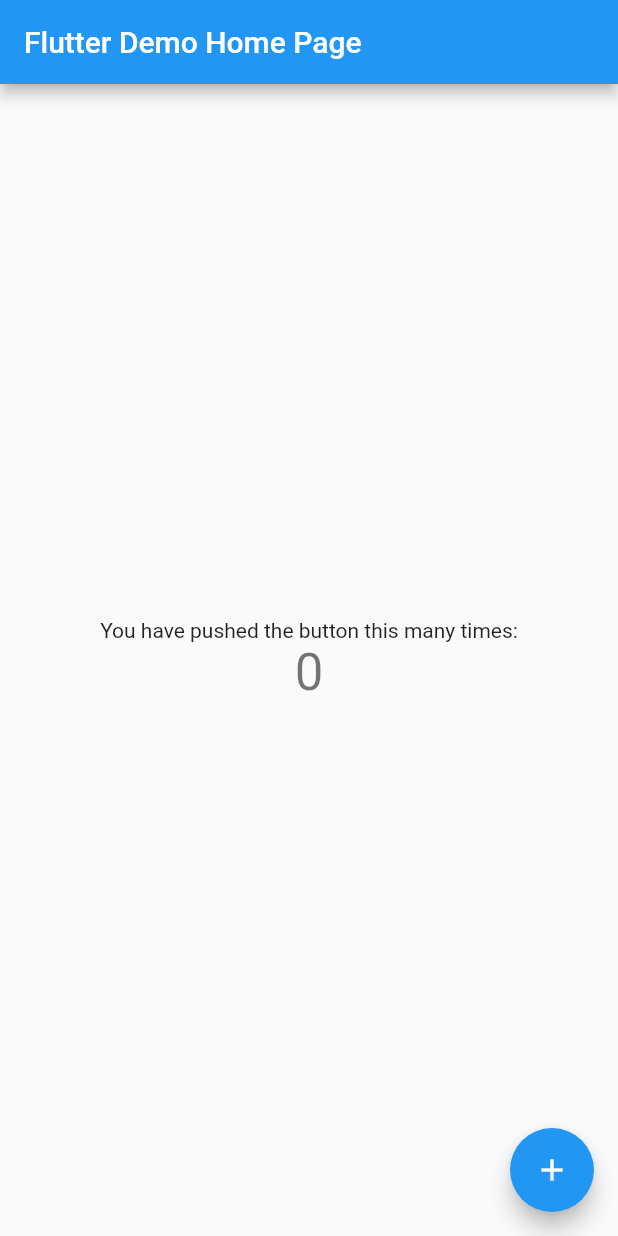
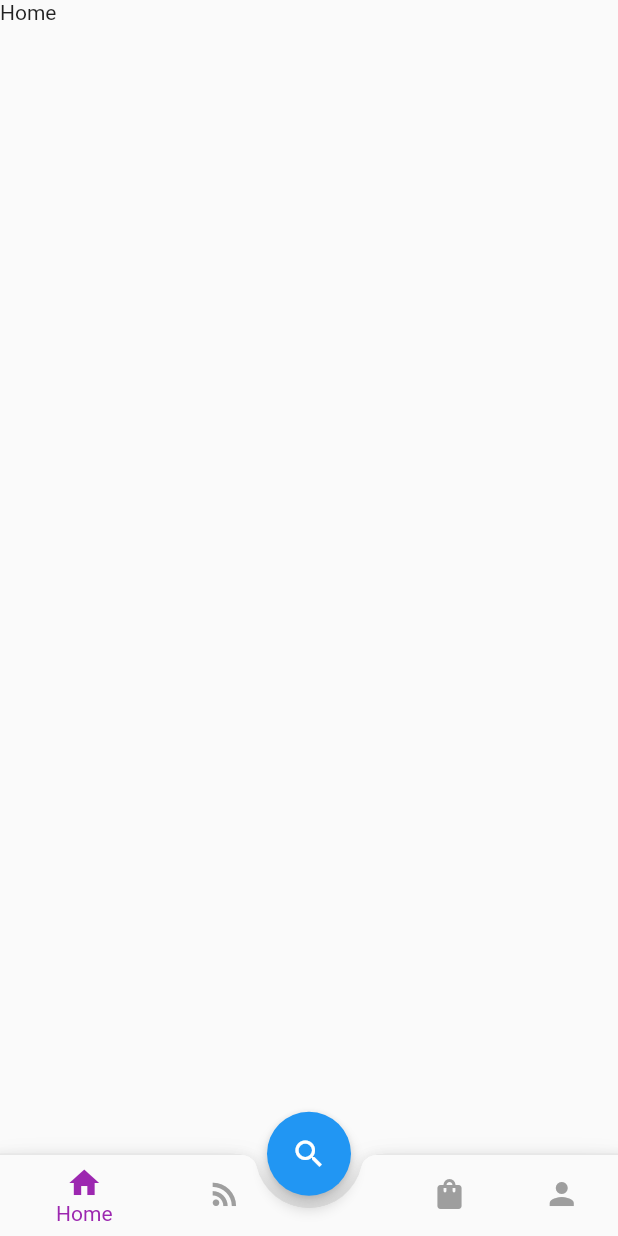
Before and after one commit to PatrickChow0803/e-commerce, a Flutter app: the screen it shows after launch, on a phone screen of 412 x 824 dp. Run offline on Flutter 3.47's test engine with Material 2 defaults, Android fonts, the phone set to English and light mode, and no system bars.

Commit message:
added functional bottom nav bar

```diff
--- a/lib/main.dart
+++ b/lib/main.dart
@@ -1,113 +1,14 @@
+import 'package:commerce/screens/bottom_bar.dart';
 import 'package:flutter/material.dart';
 
-void main() {
-  runApp(MyApp());
-}
+void main() => runApp(MyApp());
 
 class MyApp extends StatelessWidget {
-  // This widget is the root of your application.
   @override
   Widget build(BuildContext context) {
     return MaterialApp(
-      title: 'Flutter Demo',
-      theme: ThemeData(
-        // This is the theme of your application.
-        //
-        // Try running your application with "flutter run". You'll see the
-        // application has a blue toolbar. Then, without quitting the app, try
-        // changing the primarySwatch below to Colors.green and then invoke
-        // "hot reload" (press "r" in the console where you ran "flutter run",
-        // or simply save your changes to "hot reload" in a Flutter IDE).
-        // Notice that the counter didn't reset back to zero; the application
-        // is not restarted.
-        primarySwatch: Colors.blue,
-      ),
-      home: MyHomePage(title: 'Flutter Demo Home Page'),
+      title: 'Material App',
+      home: BottomBarScreen(),
     );
   }
 }
-
-class MyHomePage extends StatefulWidget {
-  MyHomePage({Key key, this.title}) : super(key: key);
-
-  // This widget is the home page of your application. It is stateful, meaning
-  // that it has a State object (defined below) that contains fields that affect
-  // how it looks.
-
-  // This class is the configuration for the state. It holds the values (in this
-  // case the title) provided by the parent (in this case the App widget) and
-  // used by the build method of the State. Fields in a Widget subclass are
-  // always marked "final".
-
-  final String title;
-
-  @override
-  _MyHomePageState createState() => _MyHomePageState();
-}
-
-class _MyHomePageState extends State<MyHomePage> {
-  int _counter = 0;
-
-  void _incrementCounter() {
-    setState(() {
-      // This call to setState tells the Flutter framework that something has
-      // changed in this State, which causes it to rerun the build method below
-      // so that the display can reflect the updated values. If we changed
-      // _counter without calling setState(), then the build method would not be
-      // called again, and so nothing would appear to happen.
-      _counter++;
-    });
-  }
-
-  @override
-  Widget build(BuildContext context) {
-    // This method is rerun every time setState is called, for instance as done
-    // by the _incrementCounter method above.
-    //
-    // The Flutter framework has been optimized to make rerunning build methods
-    // fast, so that you can just rebuild anything that needs updating rather
-    // than having to individually change instances of widgets.
-    return Scaffold(
-      appBar: AppBar(
-        // Here we take the value from the MyHomePage object that was created by
-        // the App.build method, and use it to set our appbar title.
-        title: Text(widget.title),
-      ),
-      body: Center(
-        // Center is a layout widget. It takes a single child and positions it
-        // in the middle of the parent.
-        child: Column(
-          // Column is also a layout widget. It takes a list of children and
-          // arranges them vertically. By default, it sizes itself to fit its
-          // children horizontally, and tries to be as tall as its parent.
-          //
-          // Invoke "debug painting" (press "p" in the console, choose the
-          // "Toggle Debug Paint" action from the Flutter Inspector in Android
-          // Studio, or the "Toggle Debug Paint" command in Visual Studio Code)
-          // to see the wireframe for each widget.
-          //
-          // Column has various properties to control how it sizes itself and
-          // how it positions its children. Here we use mainAxisAlignment to
-          // center the children vertically; the main axis here is the vertical
-          // axis because Columns are vertical (the cross axis would be
-          // horizontal).
-          mainAxisAlignment: MainAxisAlignment.center,
-          children: <Widget>[
-            Text(
-              'You have pushed the button this many times:',
-            ),
-            Text(
-              '$_counter',
-              style: Theme.of(context).textTheme.headline4,
-            ),
-          ],
-        ),
-      ),
-      floatingActionButton: FloatingActionButton(
-        onPressed: _incrementCounter,
-        tooltip: 'Increment',
-        child: Icon(Icons.add),
-      ), // This trailing comma makes auto-formatting nicer for build methods.
-    );
-  }
-}
--- /dev/null
+++ b/lib/screens/bottom_bar.dart
@@ -0,0 +1,112 @@
+import 'package:commerce/screens/cart.dart';
+import 'package:commerce/screens/feeds.dart';
+import 'package:commerce/screens/home.dart';
+import 'package:commerce/screens/search.dart';
+import 'package:commerce/screens/user_info.dart';
+import 'package:flutter/material.dart';
+
+class BottomBarScreen extends StatefulWidget {
+  @override
+  _BottomBarScreenState createState() => _BottomBarScreenState();
+}
+
+class _BottomBarScreenState extends State<BottomBarScreen> {
+  late List<Widget> _pages;
+  int _selectedPageIndex = 0;
+
+  @override
+  void initState() {
+    _pages = [
+      Home(),
+      Feeds(),
+      Search(),
+      Cart(),
+      UserInfo(),
+    ];
+    super.initState();
+  }
+
+  void _selectPage(int index) {
+    setState(() {
+      _selectedPageIndex = index;
+    });
+  }
+
+  @override
+  Widget build(BuildContext context) {
+    return Scaffold(
+      body: _pages[_selectedPageIndex],
+      bottomNavigationBar: BottomAppBar(
+        // creates the circular curve for the fab
+        shape: CircularNotchedRectangle(),
+        // changes how close the notch is to the bottom nav
+        notchMargin: 0.1,
+        clipBehavior: Clip.antiAlias,
+        child: Container(
+          height: kBottomNavigationBarHeight * 0.98,
+          child: Container(
+            decoration: BoxDecoration(
+              color: Colors.white,
+              // the outline of the bottom nav bar
+              border: Border(
+                top: BorderSide(
+                  color: Colors.grey,
+                  width: 0.5,
+                ),
+              ),
+            ),
+            child: BottomNavigationBar(
+              // passes the tapped index number to the _selectPage method
+              // to call setState to change screen
+              onTap: _selectPage,
+              backgroundColor: Theme.of(context).primaryColor,
+              unselectedItemColor: Colors.grey,
+              selectedItemColor: Colors.purple,
+              currentIndex: _selectedPageIndex,
+              items: [
+                BottomNavigationBarItem(
+                  icon: Icon(Icons.home),
+                  label: 'Home',
+                ),
+                BottomNavigationBarItem(
+                  icon: Icon(Icons.rss_feed),
+                  label: 'Feeds',
+                ),
+                BottomNavigationBarItem(
+                  activeIcon: null,
+                  icon: Icon(null),
+                  label: 'Search',
+                ),
+                BottomNavigationBarItem(
+                  icon: Icon(
+                    Icons.shopping_bag,
+                  ),
+                  label: 'Cart',
+                ),
+                BottomNavigationBarItem(
+                  icon: Icon(Icons.person),
+                  label: 'User',
+                ),
+              ],
+            ),
+          ),
+        ),
+      ),
+      floatingActionButtonLocation:
+          FloatingActionButtonLocation.miniCenterDocked,
+      floatingActionButton: Padding(
+        padding: const EdgeInsets.all(8.0),
+        child: FloatingActionButton(
+          hoverElevation: 10,
+          splashColor: Colors.grey,
+          tooltip: 'Search',
+          elevation: 4,
+          child: Icon(Icons.search),
+          onPressed: () => setState(() {
+            _selectedPageIndex = 2;
+          }),
+        ),
+      ),
+    );
+  }
+}
--- /dev/null
+++ b/lib/screens/cart.dart
@@ -0,0 +1,10 @@
+import 'package:flutter/material.dart';
+
+class Cart extends StatelessWidget {
+  const Cart({Key? key}) : super(key: key);
+
+  @override
+  Widget build(BuildContext context) {
+    return Text('cart');
+  }
+}
--- /dev/null
+++ b/lib/screens/feeds.dart
@@ -0,0 +1,10 @@
+import 'package:flutter/material.dart';
+
+class Feeds extends StatelessWidget {
+  const Feeds({Key? key}) : super(key: key);
+
+  @override
+  Widget build(BuildContext context) {
+    return Text('feeds');
+  }
+}
--- /dev/null
+++ b/lib/screens/home.dart
@@ -0,0 +1,10 @@
+import 'package:flutter/material.dart';
+
+class Home extends StatelessWidget {
+  const Home({Key? key}) : super(key: key);
+
+  @override
+  Widget build(BuildContext context) {
+    return Text('Home');
+  }
+}
--- /dev/null
+++ b/lib/screens/search.dart
@@ -0,0 +1,10 @@
+import 'package:flutter/material.dart';
+
+class Search extends StatelessWidget {
+  const Search({Key? key}) : super(key: key);
+
+  @override
+  Widget build(BuildContext context) {
+    return Text('Search');
+  }
+}
--- /dev/null
+++ b/lib/screens/user_info.dart
@@ -0,0 +1,10 @@
+import 'package:flutter/material.dart';
+
+class UserInfo extends StatelessWidget {
+  const UserInfo({Key? key}) : super(key: key);
+
+  @override
+  Widget build(BuildContext context) {
+    return Text('User');
+  }
+}
--- a/pubspec.yaml
+++ b/pubspec.yaml
@@ -18,7 +18,7 @@ publish_to: 'none' # Remove this line if you wish to publish to pub.dev
 version: 1.0.0+1
 
 environment:
-  sdk: ">=2.7.0 <3.0.0"
+  sdk: ">=2.12.0 <3.0.0"
 
 dependencies:
   flutter:
```
